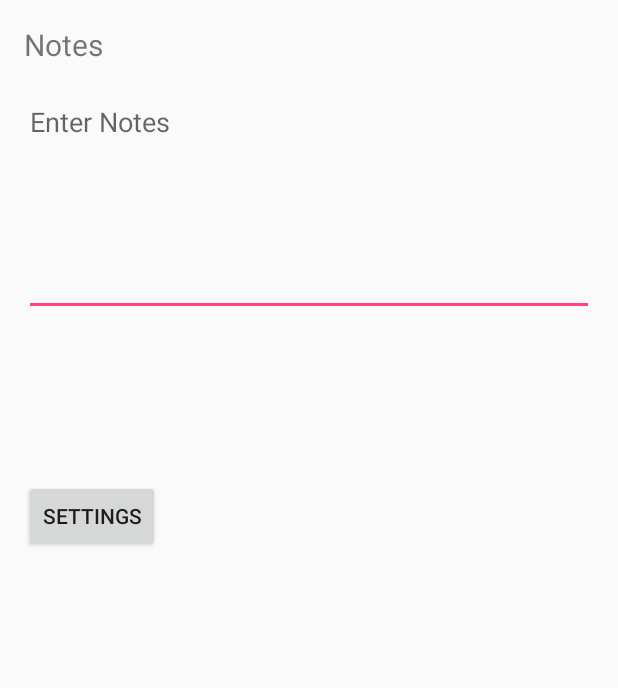
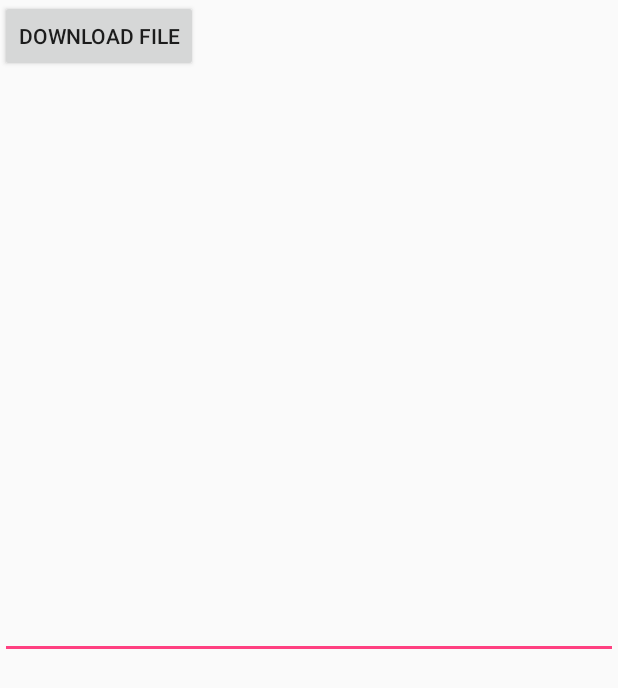
Before and after one commit to CaddyDz/Java, an Android app: the screen it shows after launch (MainActivity), on a phone screen of 412 x 824 dp. Shown: the top 688 px of the screen. Run offline under Robolectric (Android 15) with nearby library versions, the phone set to English and light mode, and no system bars.

Commit message:
Downloading files and broadcasting service 1- Intent Services 2- Broadcasts 3- Broadcast receivers 4- Intent Filters 5- Download, save and read files
Signed-off-by: Caddy Dz <tbitw31@gmail.com>

```diff
--- a/app/build.gradle
+++ b/app/build.gradle
@@ -4,7 +4,7 @@ android {
     compileSdkVersion 26
     buildToolsVersion "26.0.2"
     defaultConfig {
-        applicationId "com.englishdz.salim.savingstate"
+        applicationId "com.englishdz.salim.serviceex"
         minSdkVersion 15
         targetSdkVersion 26
         versionCode 1
--- a/app/src/main/res/layout/activity_main.xml
+++ b/app/src/main/res/layout/activity_main.xml
@@ -4,42 +4,27 @@
     xmlns:tools="http://schemas.android.com/tools"
     android:layout_width="match_parent"
     android:layout_height="match_parent"
-    android:paddingLeft="@dimen/fab_margin"
-    android:paddingBottom="@dimen/fab_margin"
-    android:paddingTop="@dimen/fab_margin"
-    android:paddingRight="@dimen/fab_margin"
-    tools:context="com.englishdz.salim.savingstate.MainActivity">
-
-    <TextView
-        android:text="@string/notesTextView"
-        android:layout_width="wrap_content"
-        android:layout_height="wrap_content"
-        android:textSize="20sp"
-        android:id="@+id/notesTextView"/>
-
-    <EditText
-        android:layout_width="match_parent"
-        android:layout_height="wrap_content"
-        android:inputType="textMultiLine"
-        android:ems="10"
-        android:id="@+id/notesEditText"
-        android:layout_below="@+id/notesTextView"
-        android:layout_alignParentLeft="true"
-        android:layout_alignParentStart="true"
-        android:layout_marginTop="15dp"
-        android:lines="6"
-        android:maxLines="6"
-        android:hint="@string/notesEditText"
-        android:gravity="top"/>
+    tools:context="com.englishdz.salim.serviceex.MainActivity">
 
     <Button
         android:layout_width="wrap_content"
         android:layout_height="wrap_content"
-        android:layout_marginTop="109dp"
-        android:text="Settings"
-        android:id="@+id/btnSettings"
-        android:layout_below="@+id/notesEditText"
+        android:text="Download File"
+        android:id="@+id/startServiceButton"
+        android:layout_alignParentTop="true"
         android:layout_alignParentLeft="true"
-        android:layout_alignParentStart="true"/>
+        android:layout_alignParentStart="true"
+        android:onClick="startFileService"/>
+
+    <EditText
+        android:layout_width="match_parent"
+        android:layout_height="350dp"
+        android:inputType="textMultiLine"
+        android:ems="10"
+        android:id="@+id/downloadedEditText"
+        android:layout_below="@+id/startServiceButton"
+        android:layout_alignParentLeft="true"
+        android:layout_alignParentStart="true"
+        android:layout_marginTop="41dp"/>
 
 </RelativeLayout>
--- a/app/src/main/res/layout/content_main.xml
+++ b/app/src/main/res/layout/content_main.xml
@@ -6,7 +6,7 @@
     android:layout_width="match_parent"
     android:layout_height="match_parent"
     app:layout_behavior="@string/appbar_scrolling_view_behavior"
-    tools:context="com.englishdz.salim.savingstate.MainActivity"
+    tools:context="com.englishdz.salim.serviceex.MainActivity"
     tools:showIn="@layout/activity_main">
 
     <TextView
--- a/app/src/main/res/menu/menu_main.xml
+++ b/app/src/main/res/menu/menu_main.xml
@@ -1,7 +1,7 @@
 <menu xmlns:android="http://schemas.android.com/apk/res/android"
       xmlns:app="http://schemas.android.com/apk/res-auto"
       xmlns:tools="http://schemas.android.com/tools"
-      tools:context="com.englishdz.salim.savingstate.MainActivity">
+      tools:context="com.englishdz.salim.serviceex.MainActivity">
     <item
         android:id="@+id/action_settings"
         android:orderInCategory="100"
--- a/app/src/main/res/values/strings.xml
+++ b/app/src/main/res/values/strings.xml
@@ -1,6 +1,4 @@
 <resources>
-    <string name="app_name">SavingState</string>
+    <string name="app_name">ServiceEx</string>
     <string name="action_settings">Settings</string>
-    <string name="notesTextView">Notes</string>
-    <string name="notesEditText">Enter Notes</string>
 </resources>
```
Also changed, not shown: app/src/main/AndroidManifest.xml (+8 -5 lines), app/src/main/java/com/englishdz/salim/savingstate/MainActivity.java (deleted, +0 -162 lines), app/src/main/java/com/englishdz/salim/savingstate/SettingsActivity.java (deleted, +0 -17 lines), app/src/main/java/com/englishdz/salim/serviceex/FileService.java (added, +103 -0 lines), app/src/main/java/com/englishdz/salim/serviceex/MainActivity.java (added, +130 -0 lines), app/src/main/res/values/arrays.xml (deleted, +0 -20 lines), app/src/main/res/xml/preferences.xml (deleted, +0 -18 lines), gradle/wrapper/gradle-wrapper.properties, 4 other files.
